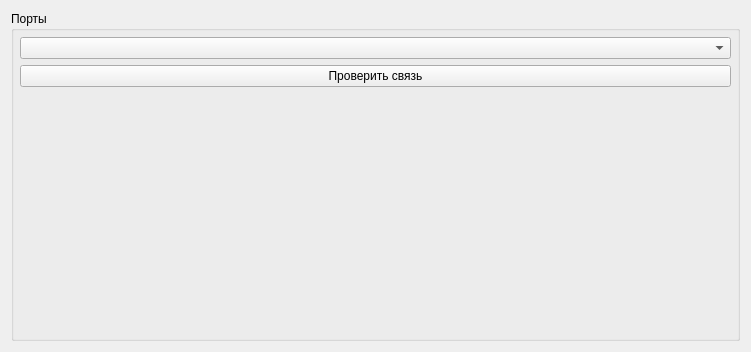
The window that ElektrosilaV2/communications.ui (XRay3D/MAN2_GUI) describes before a commit, drawn with Qt 5.
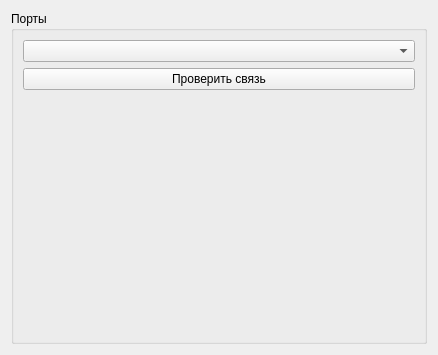
The same window after the commit.

The edit to the form file:
```diff
--- a/ElektrosilaV2/communications.ui
+++ b/ElektrosilaV2/communications.ui
@@ -6,8 +6,8 @@
    <rect>
     <x>0</x>
     <y>0</y>
-    <width>751</width>
-    <height>352</height>
+    <width>438</width>
+    <height>355</height>
    </rect>
   </property>
   <property name="windowTitle">
@@ -19,19 +19,7 @@
      <property name="title">
       <string>Порты</string>
      </property>
-     <layout class="QVBoxLayout" name="verticalLayout_2">
-      <property name="leftMargin">
-       <number>6</number>
-      </property>
-      <property name="topMargin">
-       <number>6</number>
-      </property>
-      <property name="rightMargin">
-       <number>6</number>
-      </property>
-      <property name="bottomMargin">
-       <number>6</number>
-      </property>
+     <layout class="QVBoxLayout" name="verticalLayout">
       <item>
        <widget class="QComboBox" name="cbManPort"/>
       </item>
```
